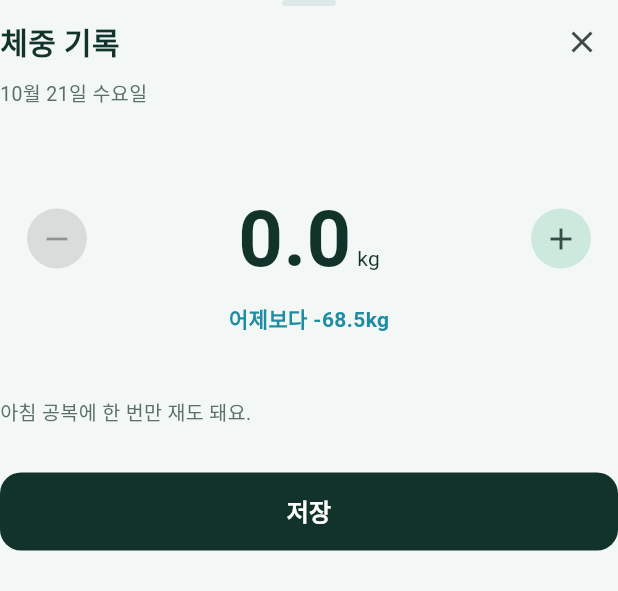
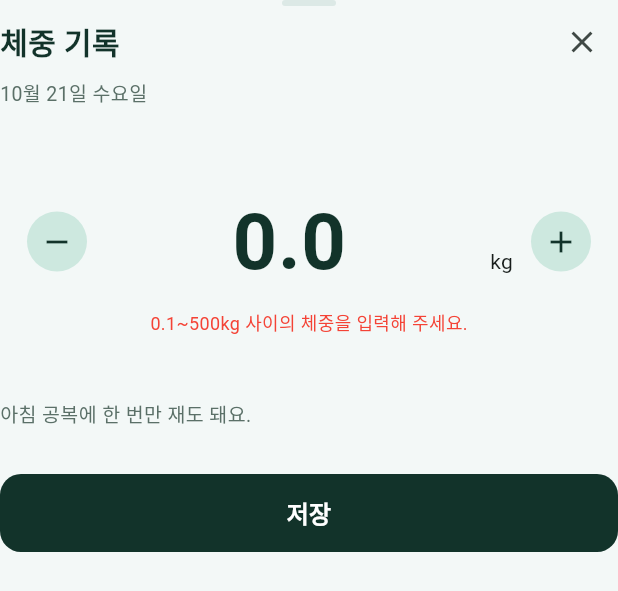
Before and after one commit to howjung/NV-Alchemy, a Flutter app: the WeightRecordSheet widget shown alone on an empty page, opened directly with empty values, on a phone screen of 412 x 824 dp. Shown: the top 591 px of the screen. Run offline on Flutter 3.47's test engine with Material 3 defaults, Android fonts, the phone set to English and light mode, and no system bars; our stand-ins replace flutter_svg; Roboto replaces fonts that are missing (Noto Sans KR).

Commit message:
Restore direct numeric input for weight records

```diff
--- a/flutter_apps/lib/features/home/presentation/home_record_sheets.dart
+++ b/flutter_apps/lib/features/home/presentation/home_record_sheets.dart
@@ -1,4 +1,5 @@
 import 'package:flutter/material.dart';
+import 'package:flutter/services.dart';
 
 import '../../../core/theme/app_theme.dart';
 import '../../../core/widgets/antifreeze_widgets.dart';
@@ -44,11 +45,38 @@ class WeightRecordSheet extends StatefulWidget {
 }
 
 class _WeightRecordSheetState extends State<WeightRecordSheet> {
-  late int _tenths = (widget.weight * 10).round();
+  late final _controller = TextEditingController(
+    text: widget.weight.toStringAsFixed(1),
+  );
+
+  double? get _weight {
+    final value = double.tryParse(_controller.text.replaceAll(',', '.'));
+    return value != null && value >= 0.1 && value <= 500 ? value : null;
+  }
+
+  @override
+  void dispose() {
+    _controller.dispose();
+    super.dispose();
+  }
+
+  void _adjust(int amount) {
+    final tenths = (((_weight ?? widget.weight) * 10).round() + amount).clamp(
+      1,
+      5000,
+    );
+    setState(() {
+      _controller.text = (tenths / 10).toStringAsFixed(1);
+      _controller.selection = TextSelection.collapsed(
+        offset: _controller.text.length,
+      );
+    });
+  }
 
   @override
   Widget build(BuildContext context) {
-    final difference = _tenths - 685;
+    final weight = _weight;
+    final difference = weight == null ? null : weight - 68.5;
     return Column(
       crossAxisAlignment: CrossAxisAlignment.start,
       children: [
@@ -70,41 +98,74 @@ class _WeightRecordSheetState extends State<WeightRecordSheet> {
             children: [
               Row(
                 children: [
-                  _step(Icons.remove, '체중 줄이기', _tenths > 1 ? -1 : null),
+                  _step(Icons.remove, '체중 줄이기', -1),
                   Expanded(
-                    child: FittedBox(
-                      fit: BoxFit.scaleDown,
-                      child: Text.rich(
-                        TextSpan(
-                          style: const TextStyle(color: AppTheme.primary),
-                          children: [
-                            TextSpan(
-                              text: (_tenths / 10).toStringAsFixed(1),
-                              style: const TextStyle(
-                                fontSize: 52,
-                                fontWeight: FontWeight.bold,
-                              ),
+                    child: Row(
+                      mainAxisAlignment: MainAxisAlignment.center,
+                      crossAxisAlignment: CrossAxisAlignment.baseline,
+                      textBaseline: TextBaseline.alphabetic,
+                      children: [
+                        Flexible(
+                          child: TextField(
+                            controller: _controller,
+                            keyboardType: const TextInputType.numberWithOptions(
+                              decimal: true,
                             ),
-                            const TextSpan(
-                              text: ' kg',
-                              style: TextStyle(fontSize: 14),
+                            inputFormatters: [
+                              TextInputFormatter.withFunction((
+                                oldValue,
+                                newValue,
+                              ) {
+                                return RegExp(r'^\d{0,3}([.,]\d?)?$')
+                                        .hasMatch(newValue.text)
+                                    ? newValue
+                                    : oldValue;
+                              }),
+                            ],
+                            textAlign: TextAlign.center,
+                            style: const TextStyle(
+                              color: AppTheme.primary,
+                              fontSize: 52,
+                              fontWeight: FontWeight.bold,
                             ),
-                          ],
+                            decoration: const InputDecoration(
+                              filled: false,
+                              border: InputBorder.none,
+                              enabledBorder: InputBorder.none,
+                              focusedBorder: InputBorder.none,
+                              contentPadding: EdgeInsets.zero,
+                              isDense: true,
+                            ),
+                            onTap: () => _controller.selection = TextSelection(
+                              baseOffset: 0,
+                              extentOffset: _controller.text.length,
+                            ),
+                            onChanged: (_) => setState(() {}),
+                            onSubmitted: (_) =>
+                                FocusScope.of(context).unfocus(),
+                          ),
                         ),
-                      ),
+                        const Text('kg', style: TextStyle(fontSize: 14)),
+                        const SizedBox(width: 8),
+                      ],
                     ),
                   ),
-                  _step(Icons.add, '체중 늘리기', _tenths < 5000 ? 1 : null),
+                  _step(Icons.add, '체중 늘리기', 1),
                 ],
               ),
               const SizedBox(height: 6),
-              if (widget.date == null)
+              if (widget.date == null && difference != null)
                 Text(
-                  '어제보다 ${difference > 0 ? '+' : ''}${(difference / 10).toStringAsFixed(1)}kg',
+                  '어제보다 ${difference > 0 ? '+' : ''}${difference.toStringAsFixed(1)}kg',
                   style: const TextStyle(
                     color: AppTheme.accent,
                     fontWeight: FontWeight.bold,
                   ),
+                ),
+              if (weight == null)
+                const Text(
+                  '0.1~500kg 사이의 체중을 입력해 주세요.',
+                  style: TextStyle(color: Colors.red, fontSize: 12),
                 ),
             ],
           ),
@@ -114,18 +175,23 @@ class _WeightRecordSheetState extends State<WeightRecordSheet> {
         const SizedBox(height: 30),
         PrimaryButton(
           label: '저장',
-          onPressed: () => Navigator.pop(context, _tenths / 10),
+          onPressed: () {
+            if (weight == null) return;
+            Navigator.pop(context, (weight * 10).round() / 10);
+          },
         ),
       ],
     );
   }
 
-  Widget _step(IconData icon, String label, int? amount) =>
+  Widget _step(IconData icon, String label, int amount) =>
       IconButton.filledTonal(
         tooltip: label,
-        onPressed: amount == null
-            ? null
-            : () => setState(() => _tenths += amount),
+        style: IconButton.styleFrom(
+          backgroundColor: const Color(0xFFCDE8DF),
+          foregroundColor: AppTheme.primary,
+        ),
+        onPressed: () => _adjust(amount),
         icon: Icon(icon),
       );
 }
```
